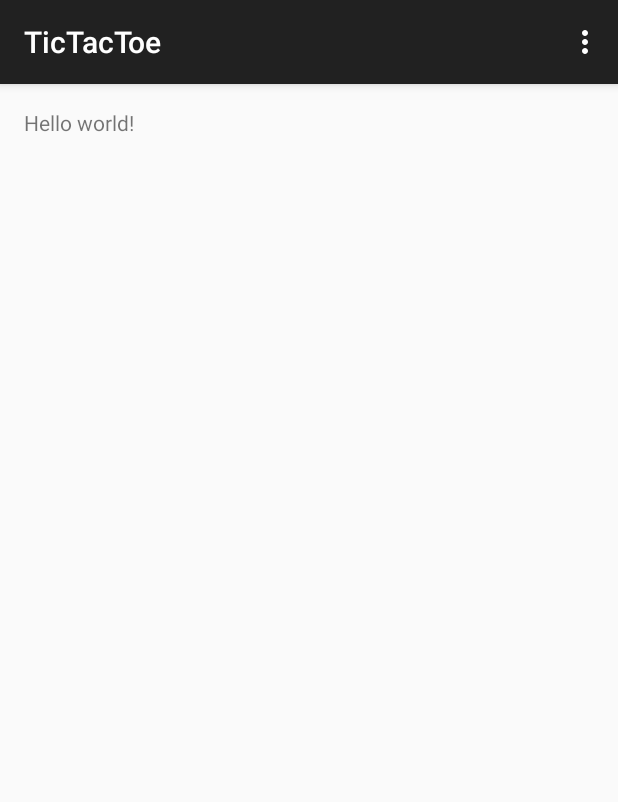
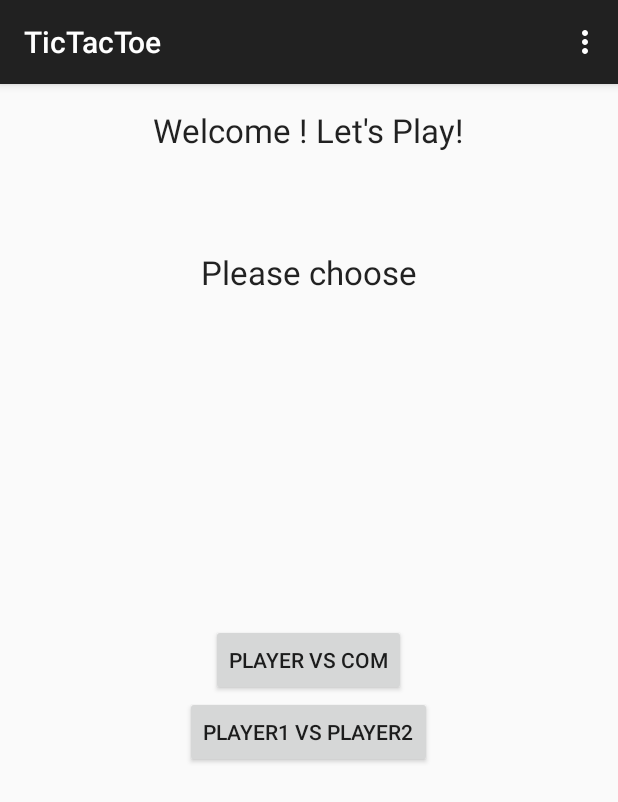
Before and after one commit to kkpatrick/Android-Tic-Tac-Toe, an Android app: the screen it shows after launch (MainActivity), on a phone screen of 412 x 824 dp. Shown: the top 802 px of the screen. Run offline under Robolectric (Android 15) with nearby library versions, the phone set to English and light mode, and no system bars.

Commit message:
Welcome activity built OK
main activity jump to game play activity

```diff
--- a/TicTacToe/app/src/main/AndroidManifest.xml
+++ b/TicTacToe/app/src/main/AndroidManifest.xml
@@ -16,6 +16,10 @@
                 <category android:name="android.intent.category.LAUNCHER" />
             </intent-filter>
         </activity>
+        <activity
+            android:name=".activity.GamePlayActivity"
+            android:label="@string/title_activity_game_play" >
+        </activity>
     </application>
 
 </manifest>
--- a/TicTacToe/app/src/main/java/edu/nyu/xiaoqianyu/tictactoe/MainActivity.java
+++ b/TicTacToe/app/src/main/java/edu/nyu/xiaoqianyu/tictactoe/MainActivity.java
@@ -1,17 +1,47 @@
 package edu.nyu.xiaoqianyu.tictactoe;
 
+import android.content.Intent;
 import android.support.v7.app.ActionBarActivity;
 import android.os.Bundle;
 import android.view.Menu;
 import android.view.MenuItem;
+import android.view.View;
+import android.widget.Button;
+
+import edu.nyu.xiaoqianyu.tictactoe.activity.GamePlayActivity;
 
 
 public class MainActivity extends ActionBarActivity {
 
+    public static String PLAYER_VS_COM = "Player_vs_com";
+    public static String PLAYER1_VS_PLAYER2 = "Player1_vs_player2";
+    public static String CHOSEN_BUTTON = "Chosen_button";
+    private Button button1;
+    private Button button2;
     @Override
     protected void onCreate(Bundle savedInstanceState) {
         super.onCreate(savedInstanceState);
         setContentView(R.layout.activity_main);
+
+        button1 = (Button)findViewById(R.id.button1);
+        button2 = (Button)findViewById(R.id.button2);
+
+        button1.setOnClickListener(new View.OnClickListener() {
+            @Override
+            public void onClick(View v) {
+                Intent intent = new Intent(v.getContext(), GamePlayActivity.class);
+                intent.putExtra(CHOSEN_BUTTON, PLAYER_VS_COM);
+                startActivity(intent);
+            }
+        });
+        button2.setOnClickListener(new View.OnClickListener() {
+            @Override
+            public void onClick(View v) {
+                Intent intent = new Intent(v.getContext(), GamePlayActivity.class);
+                intent.putExtra(CHOSEN_BUTTON, PLAYER1_VS_PLAYER2);
+                startActivity(intent);
+            }
+        });
     }
 
 
--- a/TicTacToe/app/src/main/res/layout/activity_main.xml
+++ b/TicTacToe/app/src/main/res/layout/activity_main.xml
@@ -5,7 +5,38 @@
     android:paddingTop="@dimen/activity_vertical_margin"
     android:paddingBottom="@dimen/activity_vertical_margin" tools:context=".MainActivity">
 
-    <TextView android:text="@string/hello_world" android:layout_width="wrap_content"
-        android:layout_height="wrap_content" />
+    <TextView
+        android:layout_width="wrap_content"
+        android:layout_height="wrap_content"
+        android:textAppearance="?android:attr/textAppearanceLarge"
+        android:text="Welcome ! Let&apos;s Play!"
+        android:id="@+id/welcomeText"
+        android:layout_alignParentTop="true"
+        android:layout_centerHorizontal="true" />
 
+    <TextView
+        android:layout_width="wrap_content"
+        android:layout_height="wrap_content"
+        android:textAppearance="?android:attr/textAppearanceLarge"
+        android:text="Please choose"
+        android:id="@+id/chooseButton"
+        android:layout_below="@+id/welcomeText"
+        android:layout_centerHorizontal="true"
+        android:layout_marginTop="65dp" />
+
+    <Button
+        android:layout_width="wrap_content"
+        android:layout_height="wrap_content"
+        android:text="Player VS Com"
+        android:id="@+id/button1"
+        android:layout_centerVertical="true"
+        android:layout_centerHorizontal="true" />
+
+    <Button
+        android:layout_width="wrap_content"
+        android:layout_height="wrap_content"
+        android:text="Player1 VS Player2"
+        android:id="@+id/button2"
+        android:layout_below="@+id/button1"
+        android:layout_centerHorizontal="true" />
 </RelativeLayout>
--- a/TicTacToe/app/src/main/res/values/strings.xml
+++ b/TicTacToe/app/src/main/res/values/strings.xml
@@ -3,4 +3,5 @@
 
     <string name="hello_world">Hello world!</string>
     <string name="action_settings">Settings</string>
+    <string name="title_activity_game_play">GamePlayActivity</string>
 </resources>
```
Also changed, not shown: TicTacToe/app/src/main/java/edu/nyu/xiaoqianyu/tictactoe/activity/GamePlayActivity.java (added, +40 -0 lines), TicTacToe/app/src/main/res/layout/activity_game_play.xml (added, +9 -0 lines), TicTacToe/app/src/main/res/menu/menu_game_play.xml (added, +7 -0 lines), 1 other file.
